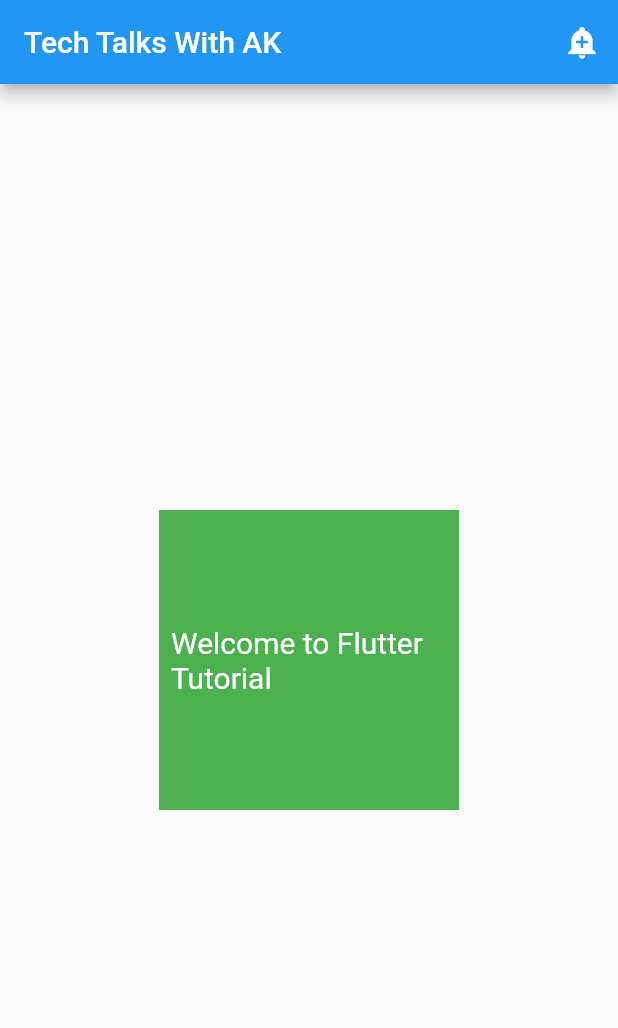
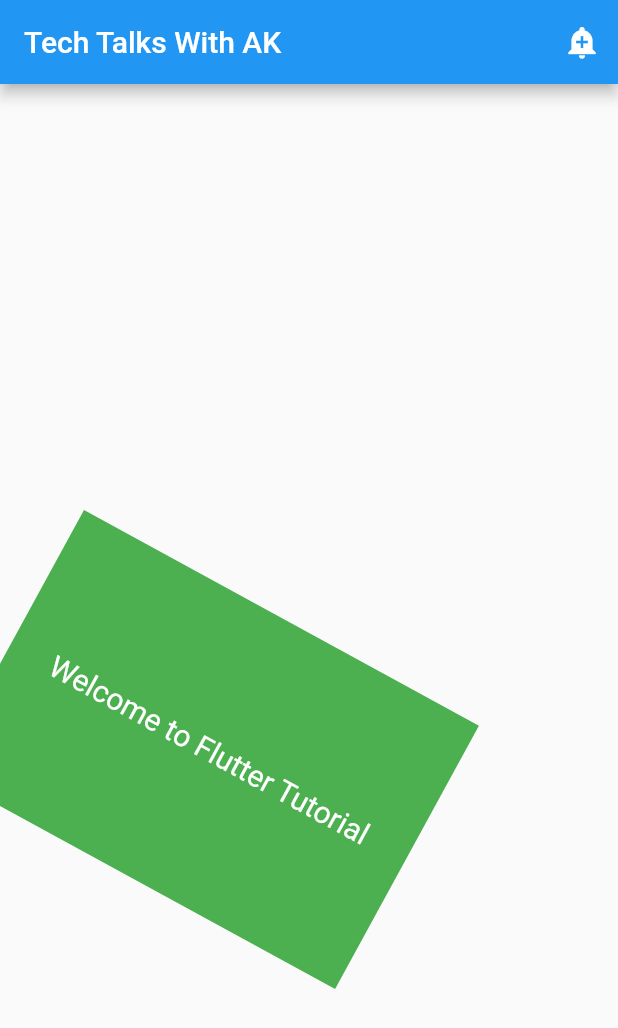
Before and after one commit to ArchitectAK/Complete-Flutter-Widgets-Tutorial, a Flutter app: the screen it shows after launch, on a phone screen of 412 x 824 dp. Shown: the top 1028 px of the screen. Run offline on Flutter 3.47's test engine with Material 2 defaults, Android fonts, the phone set to English and light mode, and no system bars.

```diff
--- a/lib/5-container/ContainerDemo.dart
+++ b/lib/5-container/ContainerDemo.dart
@@ -31,8 +31,9 @@ class ContainerDemo extends StatelessWidget {
               // constraints: BoxConstraints(minWidth: 100, maxWidth: 200),
               alignment: Alignment.center,
               // alignment: Alignment.centerLeft,
-              width: 200,
+              transform: Matrix4.rotationZ(0.5),
               height: 200,
+              width: 300,
               child: Text(
                 "Welcome to Flutter Tutorial",
                 style: TextStyle(fontSize: 20, color: Colors.white),
```
